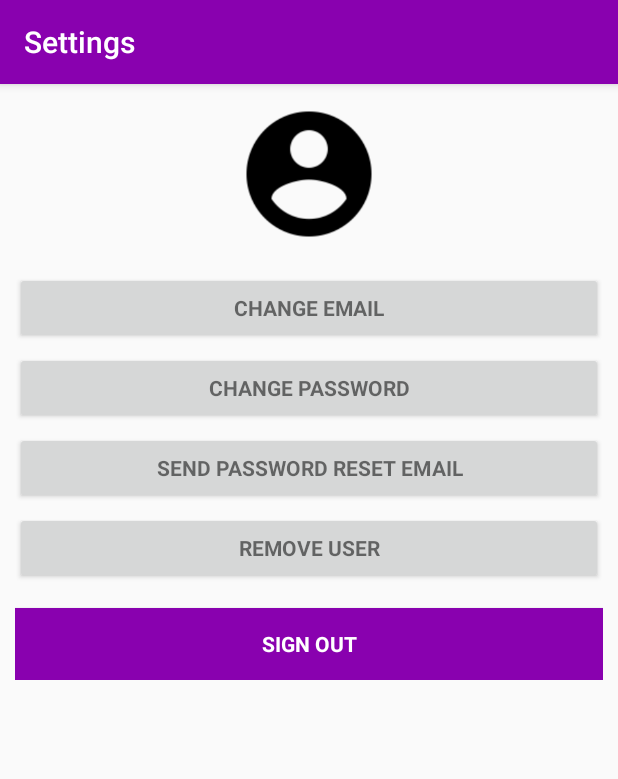
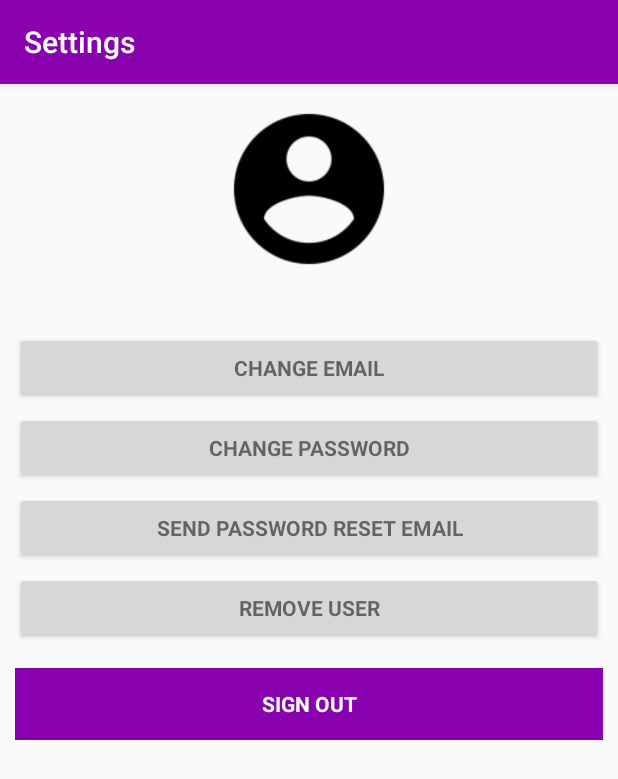
Before and after one commit to DevJSW/HeartRaise, an Android app: the MainActivity screen opened directly, with no data from a screen before it, on a phone screen of 412 x 824 dp. Shown: the top 779 px of the screen. Run offline under Robolectric (Android 15) with nearby library versions, the phone set to English and light mode, and no system bars; our stand-ins replace Firebase (no records; nobody signed in at launch, a user with empty details on screens opened directly); libraries missing offline, so code that uses them is left out: com.theartofdev.edmodo.

Commit message:
commiting new changes on the app...

```diff
--- a/app/src/main/java/org/heartraise/heartraise/PostActivity.java
+++ b/app/src/main/java/org/heartraise/heartraise/PostActivity.java
@@ -137,5 +137,7 @@ public class PostActivity extends AppCompatActivity {
                 Exception error = result.getError();
             }
         }
+
+
     }
 }
--- a/app/src/main/res/layout/activity_main.xml
+++ b/app/src/main/res/layout/activity_main.xml
@@ -25,15 +25,15 @@
         app:layout_behavior="@string/appbar_scrolling_view_behavior">
 
         <ImageButton
-            android:layout_width="100dp"
-            android:layout_height="100dp"
+            android:layout_width="120dp"
+            android:layout_height="120dp"
             android:id="@+id/profimgBtn"
             android:layout_gravity="center_horizontal"
             android:src="@drawable/profilepic"
             android:adjustViewBounds="true"
             android:scaleType="centerCrop"
             android:background="#00ffffff"
-            android:layout_marginBottom="10dp"/>
+            android:layout_marginBottom="30dp"/>
 
         <EditText
             android:id="@+id/old_email"
--- a/app/src/main/res/layout/heartraise_row.xml
+++ b/app/src/main/res/layout/heartraise_row.xml
@@ -82,7 +82,6 @@
                 android:scaleType="fitCenter"
                 android:src="@drawable/comments"
                 android:layout_marginLeft="40dp"
-                android:layout_marginStart="50dp"
                 android:background="#00ffffff"
                 android:layout_alignParentTop="true"
                 android:layout_toRightOf="@+id/addLike_Button"
```
Also changed, not shown: app/src/main/java/org/heartraise/heartraise/MainActivity.java (+63 -1 lines).
